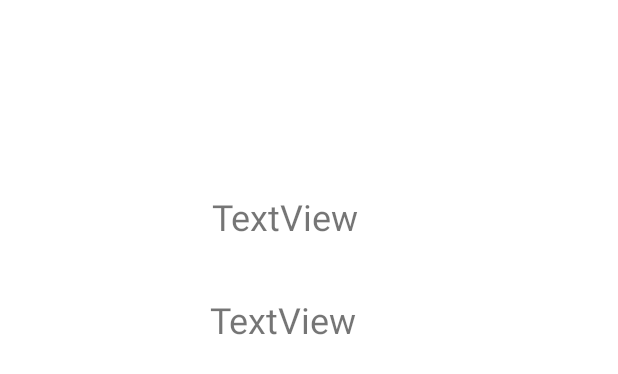
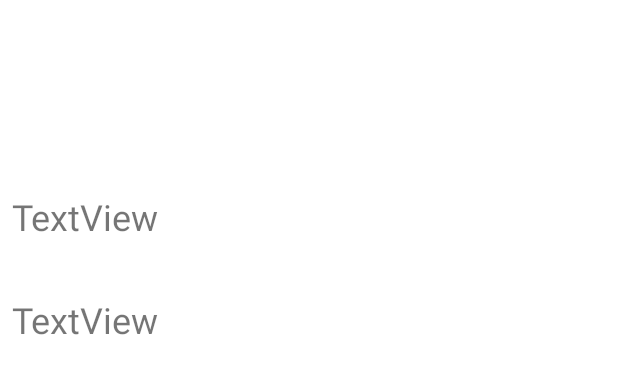
Before and after one commit to Alimalpara/AceIt, an Android app: the layout activity_view_answer.xml on its own in the app's theme, with its tools: preview values and no code run, on a phone screen of 412 x 824 dp. Shown: the top 374 px of the screen. Run offline under Robolectric (Android 15) with nearby library versions, the phone set to English and light mode, and no system bars.

Commit message:
mostly done with the impllemnetatins

```diff
--- a/app/src/main/res/layout/activity_questions.xml
+++ b/app/src/main/res/layout/activity_questions.xml
@@ -8,11 +8,12 @@
 
     <androidx.recyclerview.widget.RecyclerView
         android:id="@+id/rvQuestions"
-        android:layout_width="409dp"
-        android:layout_height="729dp"
+        android:layout_width="0dp"
+        android:layout_height="0dp"
         android:layout_marginStart="1dp"
         android:layout_marginTop="1dp"
         android:layout_marginEnd="1dp"
+        app:layout_constraintBottom_toBottomOf="parent"
         app:layout_constraintEnd_toEndOf="parent"
         app:layout_constraintStart_toStartOf="parent"
         app:layout_constraintTop_toTopOf="parent" />
--- a/app/src/main/res/layout/activity_subcategories.xml
+++ b/app/src/main/res/layout/activity_subcategories.xml
@@ -8,7 +8,7 @@
 
     <androidx.recyclerview.widget.RecyclerView
         android:id="@+id/rvSubcategories"
-        android:layout_width="409dp"
+        android:layout_width="0dp"
         android:layout_height="729dp"
         android:layout_marginStart="1dp"
         android:layout_marginTop="1dp"
--- a/app/src/main/res/layout/activity_view_answer.xml
+++ b/app/src/main/res/layout/activity_view_answer.xml
@@ -8,23 +8,27 @@
 
     <TextView
         android:id="@+id/tvViewQuestion"
-        android:layout_width="wrap_content"
+        android:layout_width="0dp"
         android:layout_height="wrap_content"
-        android:layout_marginStart="141dp"
+        android:layout_marginStart="8dp"
         android:layout_marginTop="128dp"
+        android:layout_marginEnd="8dp"
         android:text="TextView"
         android:textSize="24sp"
+        app:layout_constraintEnd_toEndOf="parent"
         app:layout_constraintStart_toStartOf="parent"
         app:layout_constraintTop_toTopOf="parent" />
 
     <TextView
         android:id="@+id/tvViewAnswer"
-        android:layout_width="wrap_content"
+        android:layout_width="0dp"
         android:layout_height="wrap_content"
-        android:layout_marginStart="140dp"
+        android:layout_marginStart="8dp"
         android:layout_marginTop="36dp"
+        android:layout_marginEnd="16dp"
         android:text="TextView"
         android:textSize="24sp"
+        app:layout_constraintEnd_toEndOf="parent"
         app:layout_constraintStart_toStartOf="parent"
         app:layout_constraintTop_toBottomOf="@+id/tvViewQuestion" />
 </androidx.constraintlayout.widget.ConstraintLayout>
--- a/app/src/main/res/layout/mainrvrow.xml
+++ b/app/src/main/res/layout/mainrvrow.xml
@@ -7,11 +7,11 @@
 
     <TextView
         android:id="@+id/tvMainRv"
-        android:layout_width="wrap_content"
+        android:layout_width="0dp"
         android:layout_height="wrap_content"
-        android:layout_marginStart="161dp"
+        android:layout_marginStart="16dp"
         android:layout_marginTop="32dp"
-        android:layout_marginEnd="192dp"
+        android:layout_marginEnd="16dp"
         android:layout_marginBottom="32dp"
         android:text="TextView"
         android:textSize="34sp"
```
